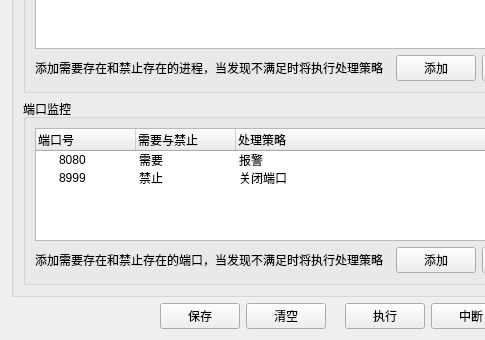
This is view/vmGuiConf.ui in sqq0216/vmSystem as Qt 5 draws it before an edit; both pictures show x 0 to 485 and y 247 to 587 of the 683 by 587 pixel window. The edited form follows.
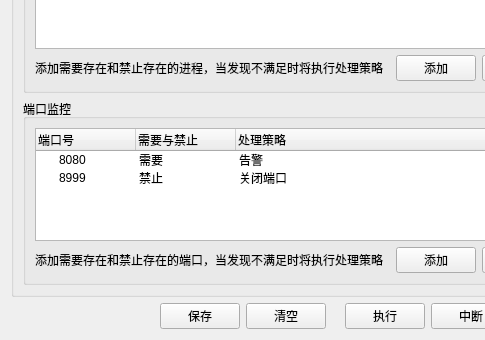
This is the edited form.

Patch:
```diff
--- a/view/vmGuiConf.ui
+++ b/view/vmGuiConf.ui
@@ -417,7 +417,7 @@
              <string>需要</string>
             </property>
             <property name="text">
-             <string>报警</string>
+             <string>告警</string>
             </property>
            </item>
            <item>
```
Left out of the diff: 35 changed lines with no effect on the pictures.
